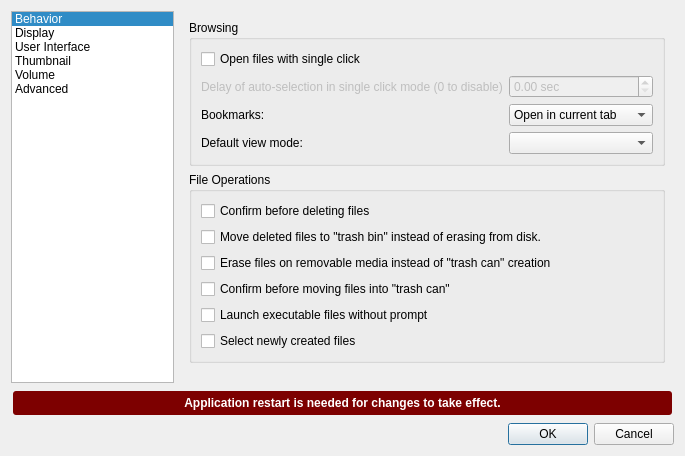
Old version of the form pcmanfm/preferences.ui in the repository lxqt/pcmanfm-qt.
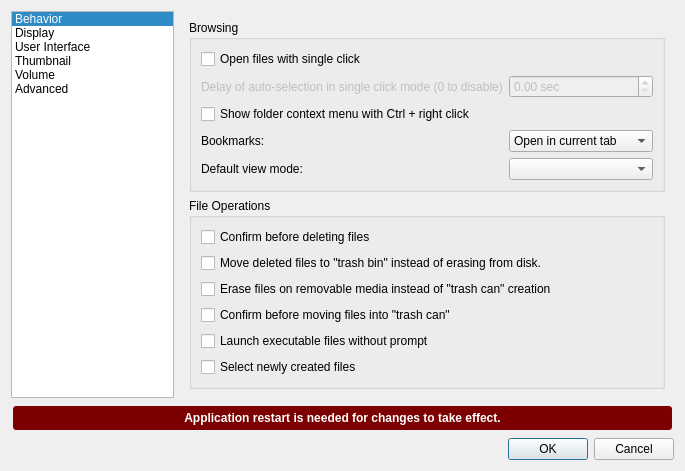
New version of the form.

Commit message:
An option to show folder context menu with Ctrl + right click
Follows and depends on https://github.com/lxqt/libfm-qt/pull/474

The new option is unchecked by default.

Closes https://github.com/lxqt/pcmanfm-qt/issues/1013

```diff
--- a/pcmanfm/preferences.ui
+++ b/pcmanfm/preferences.ui
@@ -104,14 +104,14 @@
               </property>
              </widget>
             </item>
-            <item row="3" column="0">
+            <item row="4" column="0">
              <widget class="QLabel" name="label_11">
               <property name="text">
                <string>Default view mode:</string>
               </property>
              </widget>
             </item>
-            <item row="3" column="1">
+            <item row="4" column="1">
              <widget class="QComboBox" name="viewMode"/>
             </item>
             <item row="1" column="1">
@@ -127,14 +127,14 @@
               </property>
              </widget>
             </item>
-            <item row="2" column="0">
+            <item row="3" column="0">
              <widget class="QLabel" name="label_2">
               <property name="text">
                <string>Bookmarks:</string>
               </property>
              </widget>
             </item>
-            <item row="2" column="1">
+            <item row="3" column="1">
              <widget class="QComboBox" name="bookmarkOpenMethod">
               <item>
                <property name="text">
@@ -153,6 +153,13 @@
               </item>
              </widget>
             </item>
+            <item row="2" column="0" colspan="2">
+             <widget class="QCheckBox" name="ctrlRightClick">
+              <property name="text">
+               <string>Show folder context menu with Ctrl + right click</string>
+              </property>
+             </widget>
+            </item>
            </layout>
           </widget>
          </item>
```
The commit also changes 5 other files.
